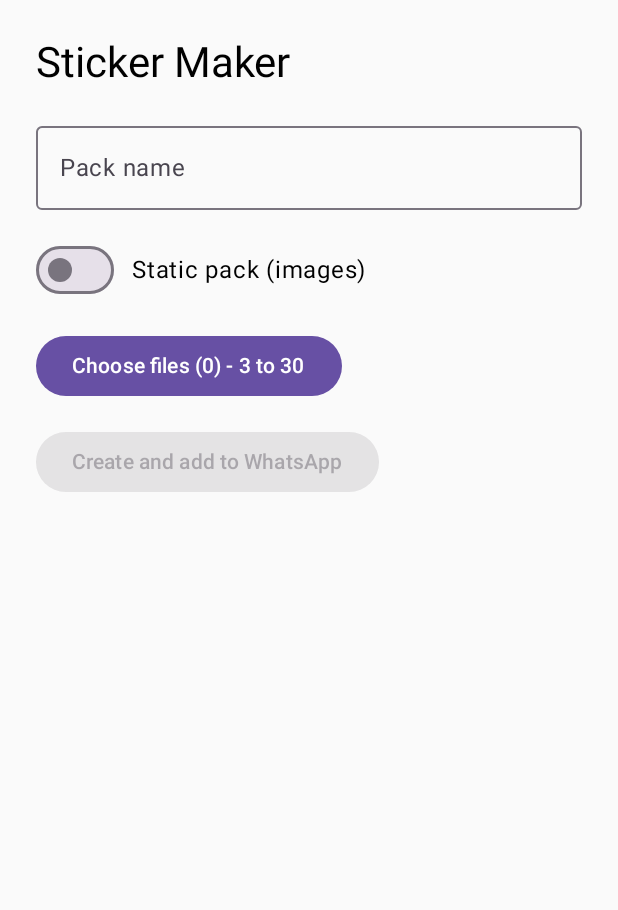
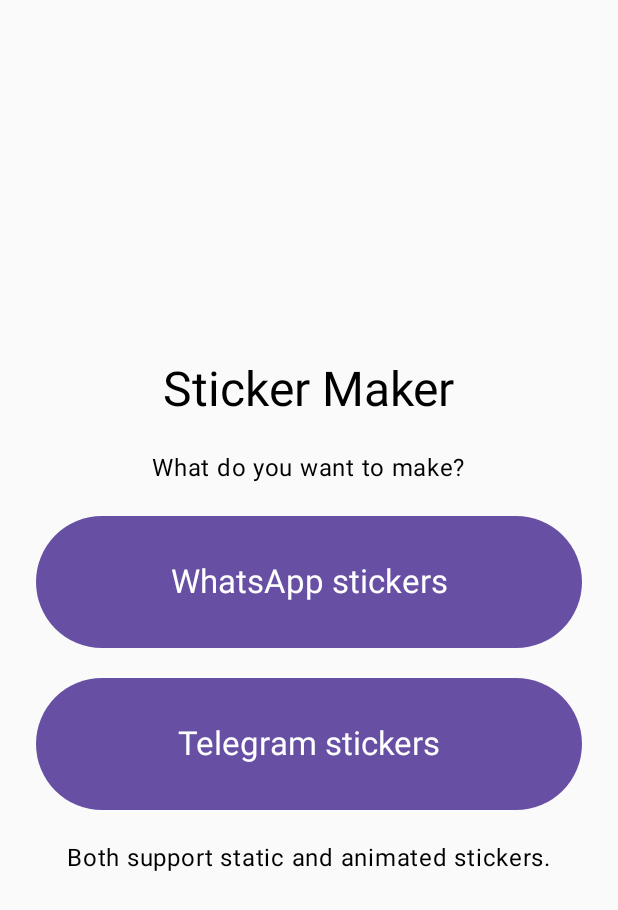
Before and after one commit to Ahmadeyad4/sticker-maker, an Android app built with Jetpack Compose: the screen it shows after launch (MainActivity), on a phone screen of 412 x 824 dp. Shown: the top 910 px of the screen. Run offline under Robolectric (Android 15) with nearby library versions, the phone set to English and light mode, and no system bars.

Commit message:
Add files via upload

```diff
--- a/app/src/main/java/com/example/stickermaker/MainActivity.kt
+++ b/app/src/main/java/com/example/stickermaker/MainActivity.kt
@@ -5,6 +5,7 @@ import android.content.Intent
 import android.net.Uri
 import android.os.Bundle
 import androidx.activity.ComponentActivity
+import androidx.activity.compose.BackHandler
 import androidx.activity.compose.rememberLauncherForActivityResult
 import androidx.activity.compose.setContent
 import androidx.activity.result.contract.ActivityResultContracts
@@ -49,6 +50,36 @@ class MainActivity : ComponentActivity() {
 
     @Composable
     private fun Screen() {
+        var mode by remember { mutableStateOf("home") }
+        BackHandler(enabled = mode != "home") { mode = "home" }
+        when (mode) {
+            "whatsapp" -> WhatsAppScreen { mode = "home" }
+            "telegram" -> TelegramScreen { mode = "home" }
+            else -> HomeScreen { mode = it }
+        }
+    }
+
+    @Composable
+    private fun HomeScreen(onPick: (String) -> Unit) {
+        Column(
+            Modifier.fillMaxSize().padding(24.dp),
+            verticalArrangement = Arrangement.spacedBy(20.dp, Alignment.CenterVertically),
+            horizontalAlignment = Alignment.CenterHorizontally,
+        ) {
+            Text("Sticker Maker", style = MaterialTheme.typography.headlineLarge)
+            Text("What do you want to make?")
+            Button(onClick = { onPick("whatsapp") }, modifier = Modifier.fillMaxWidth().height(88.dp)) {
+                Text("WhatsApp stickers", style = MaterialTheme.typography.titleLarge)
+            }
+            Button(onClick = { onPick("telegram") }, modifier = Modifier.fillMaxWidth().height(88.dp)) {
+                Text("Telegram stickers", style = MaterialTheme.typography.titleLarge)
+            }
+            Text("Both support static and animated stickers.")
+        }
+    }
+
+    @Composable
+    private fun WhatsAppScreen(onBack: () -> Unit) {
         var name by remember { mutableStateOf("") }
         var animated by remember { mutableStateOf(false) }
         var picked by remember { mutableStateOf<List<Uri>>(emptyList()) }
@@ -61,7 +92,8 @@ class MainActivity : ComponentActivity() {
             Modifier.fillMaxSize().verticalScroll(rememberScrollState()).padding(24.dp),
             verticalArrangement = Arrangement.spacedBy(16.dp),
         ) {
-            Text("Sticker Maker", style = MaterialTheme.typography.headlineMedium)
+            TextButton(onClick = onBack) { Text("\u2190 Back") }
+            Text("WhatsApp stickers", style = MaterialTheme.typography.headlineMedium)
             OutlinedTextField(name, { name = it }, label = { Text("Pack name") }, modifier = Modifier.fillMaxWidth())
             Row(verticalAlignment = Alignment.CenterVertically) {
                 Switch(animated, { animated = it; picked = emptyList() })
```
